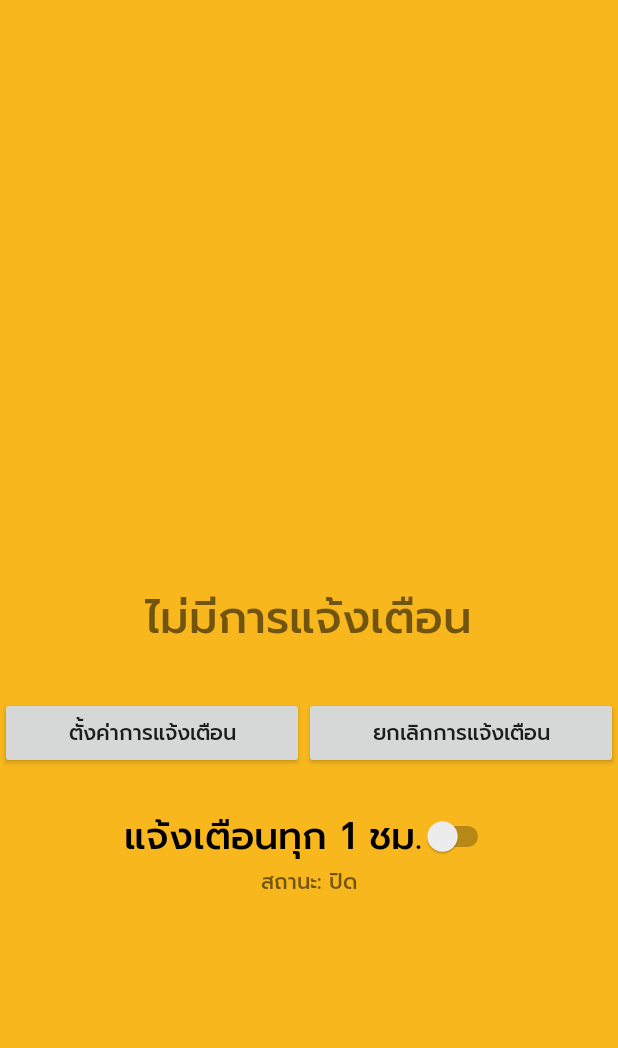
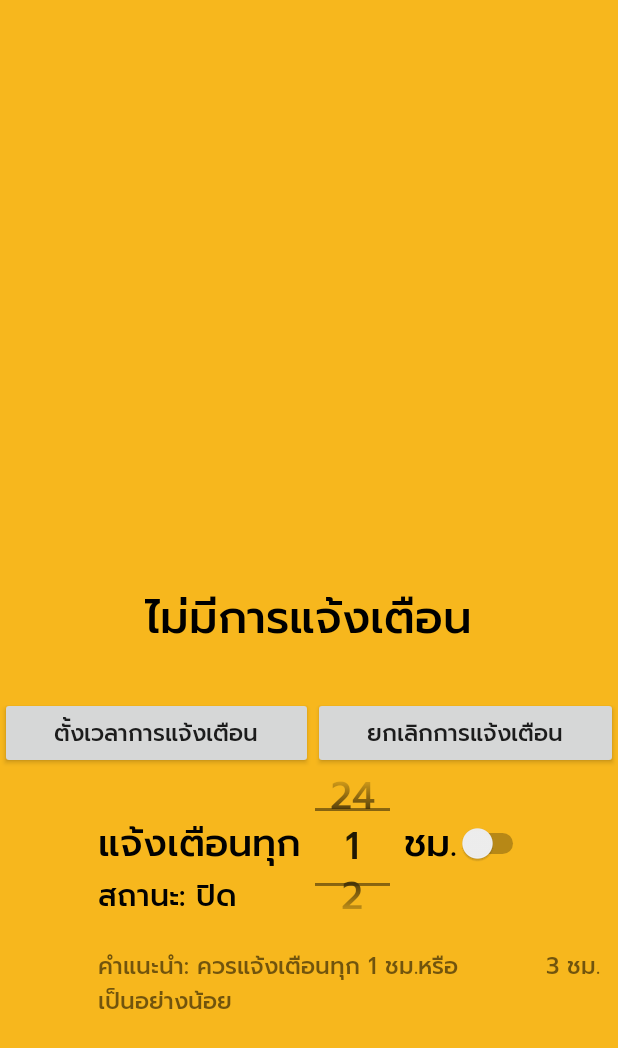
Before and after one commit to Naphatsanan1996/demo, an Android app: the MainActivity screen opened directly, with no data from a screen before it, on a phone screen of 412 x 824 dp. Shown: the top 1048 px of the screen. Run offline under Robolectric (Android 15) with nearby library versions, the phone set to English and light mode, and no system bars; network calls fail.

Commit message:
อัพเดททุกsettime

```diff
--- a/app/src/main/java/com/example/android/tflitecamerademo/settime/MainActivity.java
+++ b/app/src/main/java/com/example/android/tflitecamerademo/settime/MainActivity.java
@@ -6,6 +6,7 @@ import android.app.PendingIntent;
 import android.app.TimePickerDialog;
 import android.content.Context;
 import android.content.Intent;
+import android.graphics.Color;
 import android.os.Build;
 import android.os.Bundle;
 import android.support.annotation.RequiresApi;
@@ -15,18 +16,21 @@ import android.util.Log;
 import android.view.View;
 import android.widget.Button;
 import android.widget.CompoundButton;
+import android.widget.NumberPicker;
 import android.widget.Switch;
 import android.widget.TextView;
 import android.widget.TimePicker;
 
 import com.example.android.tflitecamerademo.R;
 
+import org.w3c.dom.Text;
+
 import java.text.DateFormat;
 import java.util.Calendar;
 
 public class MainActivity extends FragmentActivity implements TimePickerDialog.OnTimeSetListener {
     private TextView mTextView;
-
+    private NumberPicker np;
     private TextView sTextView;
     private String switchOn = "สถานะ: เปิด";
     private String switchOff = "สถานะ: ปิด";
@@ -38,6 +42,10 @@ public class MainActivity extends FragmentActivity implements TimePickerDialog.O
         setContentView(R.layout.activity_main);
 
         mTextView = findViewById(R.id.textView);
+        mTextView.setTextColor(Color.BLACK);
+        np = findViewById(R.id.numberPicker1);
+        np.setMinValue(1);
+        np.setMaxValue(24);
 
         Button buttonTimePicker = findViewById(R.id.button_timepicker);
         buttonTimePicker.setOnClickListener(new View.OnClickListener() {
@@ -78,10 +86,12 @@ public class MainActivity extends FragmentActivity implements TimePickerDialog.O
                 intent,
                 0);
         AlarmManager alarmManager = (AlarmManager) getSystemService(Context.ALARM_SERVICE);
-        alarmManager.setInexactRepeating(AlarmManager.RTC_WAKEUP, System.currentTimeMillis() + AlarmManager.INTERVAL_HALF_HOUR*2,
-                AlarmManager.INTERVAL_HALF_HOUR*2,
+        alarmManager.setInexactRepeating(AlarmManager.RTC_WAKEUP,
+                System.currentTimeMillis() + (AlarmManager.INTERVAL_HALF_HOUR*2)*np.getValue(),
+                (AlarmManager.INTERVAL_HALF_HOUR*2)*np.getValue(),
                 pi);
-        Log.i("Time", "" + AlarmManager.INTERVAL_HALF_HOUR*2);
+        Log.i("Time", "" + System.currentTimeMillis() );
+        Log.i("Time", "" +(AlarmManager.INTERVAL_HALF_HOUR*2)*np.getValue());
     }
 
     private void setSwitch( ) {
@@ -93,10 +103,13 @@ public class MainActivity extends FragmentActivity implements TimePickerDialog.O
             public void onCheckedChanged(CompoundButton compoundButton, boolean bChecked ) {
                 if (bChecked) {
                     sTextView.setText(switchOn);
+                    sTextView.setTextColor(Color.parseColor("#16DDAE"));
                     onTimeSetone();
+                    Log.i("Time", "" +np.getValue());
 
                 } else {
                     sTextView.setText(switchOff);
+                    sTextView.setTextColor(Color.BLACK);
                     cancelAlarm();
                 }
             }
@@ -111,6 +124,7 @@ public class MainActivity extends FragmentActivity implements TimePickerDialog.O
     private void updateTimeText(Calendar c) {
         String timeText = "แจ้งเตือนเวลา: ";
         timeText += DateFormat.getTimeInstance(DateFormat.SHORT).format(c.getTime());
+        mTextView.setTextColor(Color.RED);
         mTextView.setText(timeText);
     }
 
@@ -131,6 +145,7 @@ public class MainActivity extends FragmentActivity implements TimePickerDialog.O
         Intent intent = new Intent(this, AlertReceiver.class);
         PendingIntent pendingIntent = PendingIntent.getBroadcast(this, 1, intent, 0);
         alarmManager.cancel(pendingIntent);
+        mTextView.setTextColor(Color.BLACK);
         mTextView.setText("ไม่มีการแจ้งเตือน");
     }
 }
--- a/app/src/main/res/layout/activity_main.xml
+++ b/app/src/main/res/layout/activity_main.xml
@@ -13,9 +13,9 @@
         android:layout_centerHorizontal="true"
         android:layout_centerInParent="true"
         android:layout_marginBottom="30dp"
+        android:textColor="@color/black"
         android:text="ไม่มีการแจ้งเตือน"
-        android:layout_marginTop="25dp"
-        android:textSize="30sp"
+        android:textSize="30dp"
         android:fontFamily="@font/prompt_medium"/>
 
     <LinearLayout
@@ -31,7 +31,8 @@
             android:layout_width="wrap_content"
             android:layout_height="wrap_content"
             android:fontFamily="@font/prompt_medium"
-            android:text="ตั้งค่าการแจ้งเตือน" />
+            android:textSize="15dp"
+            android:text="ตั้งเวลาการแจ้งเตือน" />
 
         <Button
             android:layout_weight="1"
@@ -40,20 +41,46 @@
             android:layout_height="wrap_content"
             android:layout_below="@id/button_timepicker"
             android:fontFamily="@font/prompt_medium"
+            android:textSize="15dp"
             android:text="ยกเลิกการแจ้งเตือน" />
     </LinearLayout>
 
+
+    <TextView
+        android:id="@+id/textView1"
+        android:layout_width="wrap_content"
+        android:layout_height="wrap_content"
+        android:layout_below="@id/linearlayout"
+        android:layout_marginLeft="65dp"
+        android:layout_marginTop="30dp"
+        android:fontFamily="@font/prompt_medium"
+        android:text="แจ้งเตือนทุก "
+        android:textColor="@color/black"
+        android:textSize="25dp" />
+
+    <NumberPicker
+        android:layout_toRightOf="@id/textView1"
+        android:id="@+id/numberPicker1"
+        android:layout_marginTop="2dp"
+        android:layout_width="50dp"
+        android:layout_height="100dp"
+        android:scaleX="1"
+        android:scaleY="1"
+        android:layout_below="@id/linearlayout"
+        android:theme="@style/NumberPickerText" />
+
     <Switch
+        android:layout_toRightOf="@id/numberPicker1"
         android:layout_below="@id/linearlayout"
         android:id="@+id/simpleSwitch"
         android:layout_width="wrap_content"
         android:layout_height="wrap_content"
         android:layout_centerHorizontal="true"
-        android:layout_marginTop="25dp"
         android:checked="true"
-        android:text="แจ้งเตือนทุก 1 ชม."
+        android:text=" ชม."
         android:fontFamily="@font/prompt_medium"
-        android:textSize="25dp">
+        android:textSize="25dp"
+        android:layout_marginTop="30dp">
 
     </Switch>
     <TextView
@@ -61,8 +88,23 @@
         android:id="@+id/textViewSw"
         android:layout_width="wrap_content"
         android:layout_height="wrap_content"
-        android:layout_centerHorizontal="true"
+        android:layout_marginLeft="65dp"
         android:fontFamily="@font/prompt_medium"
+        android:textColor="@color/black"
+        android:textSize="20dp"
         android:text="สถานะ" />
 
+    <TextView
+        android:layout_below="@id/textViewSw"
+        android:id="@+id/textView2"
+        android:layout_width="wrap_content"
+        android:layout_height="wrap_content"
+        android:layout_marginLeft="65dp"
+        android:fontFamily="@font/prompt_medium"
+        android:layout_marginTop="20dp"
+        android:textSize="15dp"
+        android:text="คำแนะนำ: ควรแจ้งเตือนทุก 1 ชม.หรือ           3 ชม. เป็นอย่างน้อย" />
+
+
+
 </RelativeLayout>
--- a/app/src/main/res/values/colors.xml
+++ b/app/src/main/res/values/colors.xml
@@ -20,4 +20,6 @@
     <color name="selection_focus">#eeaa55</color>
     <color name="item_normal">#eeeeee</color>
     <color name="white">#ffffff</color>
+    <color name="black">#020202</color>
+    <color name="rad">#16DDAE</color>
 </resources>
--- a/app/src/main/res/values/styles.xml
+++ b/app/src/main/res/values/styles.xml
@@ -17,7 +17,11 @@
   <style name="MaterialTheme" parent="android:Theme.Material.Light.NoActionBar.Fullscreen" />
    <style name="AppTheme.Picker" parent="android:Theme.Material.Light.NoActionBar.Fullscreen" >
     <item name="android:textColorPrimary">@android:color/white</item>
-
-</style>
+   </style>
+    <style name="NumberPickerText">
+        <item name="android:textSize">25sp</item>
+        <item name="android:fontFamily">@font/prompt_medium</item>
+        <item name="android:fadingEdgeLength">50dip</item>
+    </style>
 
 </resources>
```
